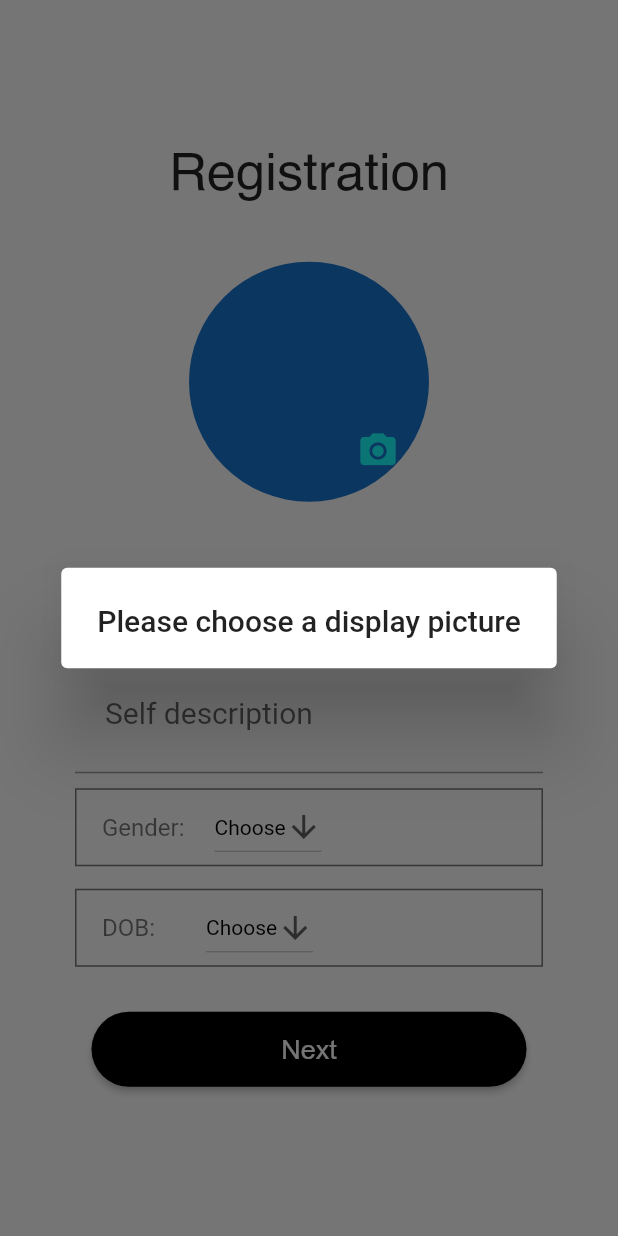
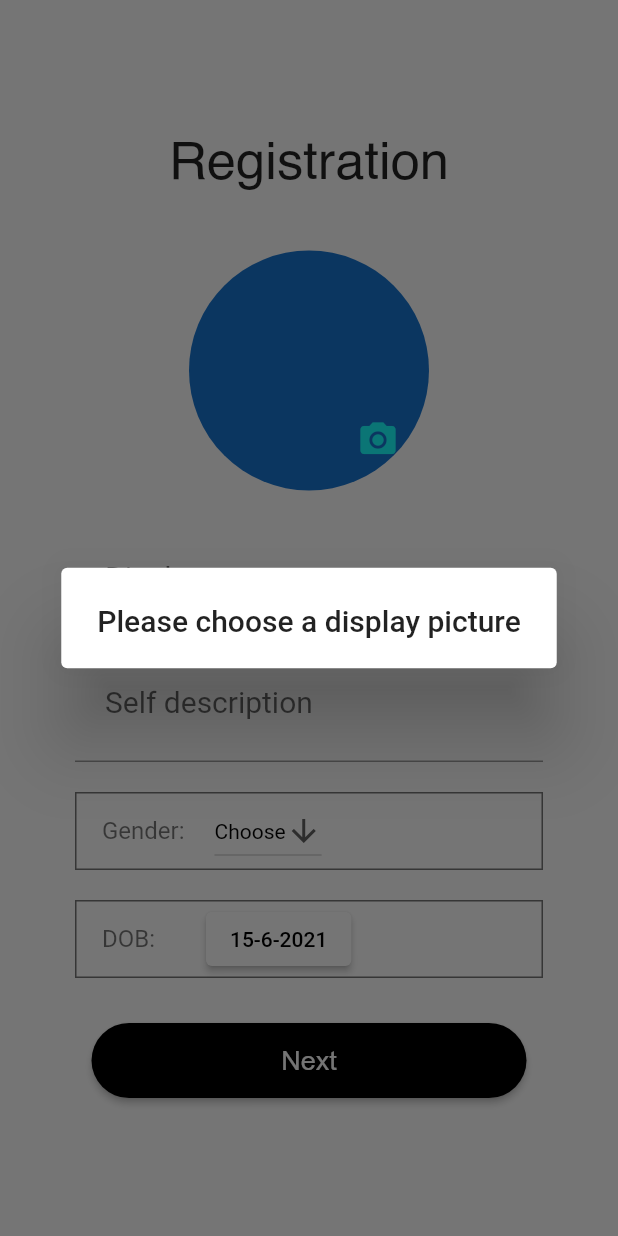
Before and after one commit to chelleadel/youandi, a Flutter app: the RegistrationPage screen opened directly, after a tap on "Next", on a phone screen of 412 x 824 dp. Run offline on Flutter 3.47's test engine with Material 2 defaults, Android fonts, the light colour scheme and no system bars; our stand-ins replace cloud_firestore, firebase_core, image_picker; missing offline and left inert: mailer; accounts and stored records are empty.

Commit message:
dob updated

```diff
--- a/YouAndI/lib/registration.dart
+++ b/YouAndI/lib/registration.dart
@@ -40,6 +40,7 @@ class _RegistrationPage extends State<RegistrationPage> {
   final TextEditingController _selfDescription = TextEditingController();
   String dropdownValueGender = 'Choose';
   String dropdownValueAge = 'Choose';
+  DateTime _dateOfBirth = DateTime.now();
 
   @override
   Widget build(BuildContext context) {
@@ -108,7 +109,7 @@ class _RegistrationPage extends State<RegistrationPage> {
                       ),
                     ),
                   ),
-                  SizedBox(height: 10,),
+                  SizedBox(height: 20,),
                   Container(
                     margin: const EdgeInsets.fromLTRB(50.0, 0.0, 50.0, 0.0),
                     padding: const EdgeInsets.all(1.0),
@@ -149,7 +150,7 @@ class _RegistrationPage extends State<RegistrationPage> {
                       ],
                     ),
                   ),
-                  SizedBox(height: 15,),
+                  SizedBox(height: 20,),
                   Container(
                     margin: const EdgeInsets.fromLTRB(50.0, 0.0, 50.0, 0.0),
                     padding: const EdgeInsets.all(1.0),
@@ -168,27 +169,30 @@ class _RegistrationPage extends State<RegistrationPage> {
                           ),
                         ),
                         SizedBox(width: 34,),
-                        DropdownButton<String>(
-                          value: dropdownValueAge,
-                          icon: const Icon(Icons.arrow_downward),
-                          iconSize: 24,
-                          elevation: 16,
-                          style: const TextStyle(color: Colors.black),
-                          onChanged: (String? newValue) {
-                            setState(() {
-                              dropdownValueAge = newValue!;
-                            });
-                          },
-                          items: <String>['Choose', '15', '16', '17', '18', '19', '20', '21'
-                            , '22', '23', '24', '25', '26', '27', '28', '29', '30', '31'
-                            ,'32', '33', '34', '35']
-                              .map<DropdownMenuItem<String>>((String value) {
-                            return DropdownMenuItem<String>(
-                              value: value,
-                              child: Text(value),
-                            );
-                          }).toList(),
-                        ),
+                        ElevatedButton(
+                            onPressed: () {
+                              showDatePicker(
+                                  context: context,
+                                  initialDate: DateTime.now(),
+                                  firstDate: DateTime(1990),
+                                  lastDate: DateTime.now()
+                              ).then((date) {
+                                setState(() {
+                                  if (date != null) {
+                                    _dateOfBirth = date;
+                                  }
+                                });
+                              }
+                              );
+                            },
+                            style: ButtonStyle(
+                              backgroundColor: MaterialStateProperty.all<Color>(Colors.white),
+                            ),
+                            child: Text(
+                              "${_dateOfBirth.day}-${_dateOfBirth.month}-${_dateOfBirth.year}",
+                              style: TextStyle(color: Colors.black),
+                            ),
+                        )
                       ],
                     ),
                   ),
@@ -197,7 +201,7 @@ class _RegistrationPage extends State<RegistrationPage> {
                       onPressed: () {
                         if (_displayPictureUpdated == true) {
                           if (dropdownValueGender != "Choose") {
-                            if (dropdownValueAge != "Choose") {
+                            if (_dateOfBirth != DateTime.now()) {
                               if (_formNameKey.currentState!.validate() &&
                                   _formSelfDescriptionKey.currentState!
                                       .validate()) {
```
